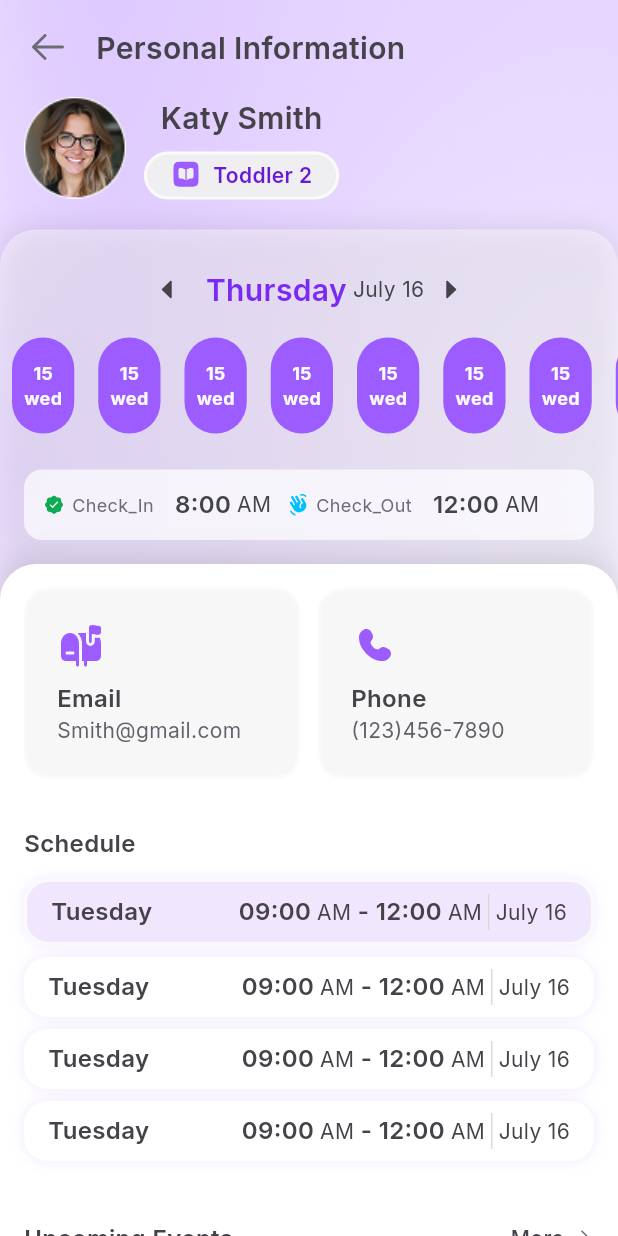
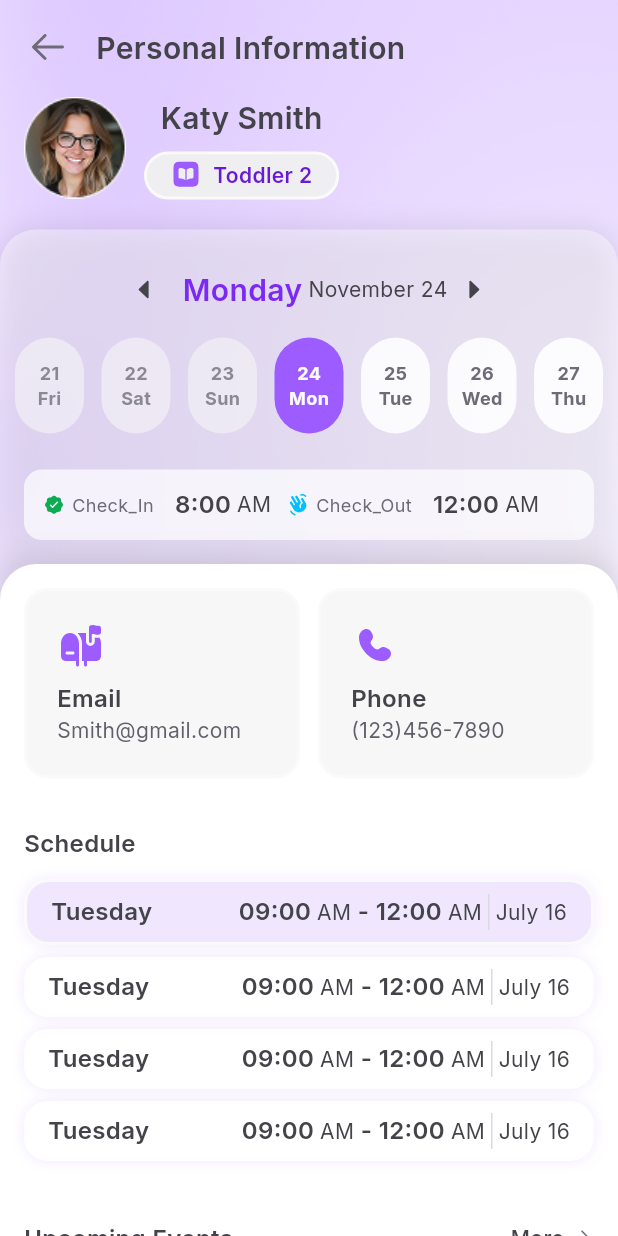
Before and after one commit to farhadrezvani7/teacher_app, a Flutter app: the screen it shows after launch, after a tap on an icon or button, on a phone screen of 412 x 824 dp. Run offline on Flutter 3.47's test engine with Material 3 defaults, Android fonts, the light colour scheme and no system bars; our stand-ins replace flutter_svg, google_fonts, image_picker, vector_graphics.

Commit message:
feat: Create DayStripWidget page

```diff
--- a/lib/features/personal_information/personal_information_screen.dart
+++ b/lib/features/personal_information/personal_information_screen.dart
@@ -1,6 +1,7 @@
 import 'package:flutter/material.dart';
 import 'package:teacher_app/features/home/widgets/background_widget.dart';
 import 'package:teacher_app/features/home/widgets/upcoming_events_header_widget.dart';
+import 'package:teacher_app/features/personal_information/widgets/day_strip_widget.dart';
 import 'package:teacher_app/gen/assets.gen.dart';
 
 class PersonalInformationScreen extends StatelessWidget {
@@ -95,85 +96,7 @@ class PersonalInformationScreen extends StatelessWidget {
                     ),
                     child: Column(
                       children: [
-                        SizedBox(height: 16),
-                        Padding(
-                          padding: const EdgeInsets.symmetric(vertical: 6),
-                          child: Row(
-                            mainAxisAlignment: .center,
-                            children: [
-                              Container(
-                                padding: EdgeInsets.all(8),
-                                alignment: .center,
-                                child: Assets.images.altArrowLeft.svg(),
-                              ),
-                              SizedBox(width: 8),
-                              Text(
-                                'Thursday',
-                                style: TextStyle(
-                                  color: Color(0xff7B2AF3),
-                                  fontSize: 20,
-                                  fontWeight: FontWeight.w600,
-                                ),
-                              ),
-                              SizedBox(width: 4),
-                              Text(
-                                'July 16',
-                                style: TextStyle(
-                                  color: Color(0xff444349),
-                                  fontSize: 14,
-                                  fontWeight: .w400,
-                                ),
-                              ),
-                              Container(
-                                padding: EdgeInsets.all(8),
-                                alignment: .center,
-                                child: Assets.images.altArrowRight.svg(),
-                              ),
-                            ],
-                          ),
-                        ),
-                        SizedBox(
-                          height: 80,
-                          child: ListView.builder(
-                            itemCount: 10,
-                            shrinkWrap: true,
-                            scrollDirection: .horizontal,
-                            itemBuilder: (context, index) {
-                              return Container(
-                                decoration: BoxDecoration(
-                                  color: Color(0xff9C5CFF),
-                                  borderRadius: BorderRadius.circular(9999),
-                                ),
-                                padding: EdgeInsets.symmetric(horizontal: 8),
-                                margin: EdgeInsets.symmetric(
-                                  horizontal: 8,
-                                  vertical: 8,
-                                ),
-                                child: Column(
-                                  mainAxisAlignment: .center,
-                                  children: [
-                                    Text(
-                                      '15',
-                                      style: TextStyle(
-                                        color: Color(0xffFAFAFA),
-                                        fontSize: 12,
-                                        fontWeight: .w700,
-                                      ),
-                                    ),
-                                    Text(
-                                      'wed',
-                                      style: TextStyle(
-                                        color: Color(0xffFAFAFA),
-                                        fontSize: 12,
-                                        fontWeight: .w700,
-                                      ),
-                                    ),
-                                  ],
-                                ),
-                              );
-                            },
-                          ),
-                        ),
+                        DayStripWidget(),
                         Container(
                           decoration: BoxDecoration(
                             color: Color(0xffFFFFFF).withValues(alpha: .7),
--- /dev/null
+++ b/lib/features/personal_information/widgets/day_strip_widget.dart
@@ -0,0 +1,252 @@
+import 'package:flutter/material.dart';
+import 'package:teacher_app/gen/assets.gen.dart';
+
+class DayStripWidget extends StatefulWidget {
+  const DayStripWidget({super.key});
+
+  @override
+  State<DayStripWidget> createState() => _DayStripWidgetState();
+}
+
+class _DayStripWidgetState extends State<DayStripWidget> {
+  late DateTime selectedDate;
+  late List<DateTime> dateList;
+
+  final PageController controller = PageController(viewportFraction: 0.14);
+
+  // لیست ثابت از تاریخ‌ها
+  final List<DateTime> allDates = [
+    DateTime(2025, 11, 20),
+    DateTime(2025, 11, 21),
+    DateTime(2025, 11, 22),
+    DateTime(2025, 11, 23),
+    DateTime(2025, 11, 24),
+    DateTime(2025, 11, 25),
+    DateTime(2025, 11, 26),
+    DateTime(2025, 11, 27),
+    DateTime(2025, 11, 28),
+    DateTime(2025, 11, 29),
+    DateTime(2025, 11, 30),
+  ];
+
+  @override
+  void initState() {
+    super.initState();
+    selectedDate = DateTime.now();
+    _generateDates(initial: true);
+  }
+
+  void _generateDates({bool initial = false}) {
+    int selectedIndex = allDates.indexWhere((d) => isSame(d, selectedDate));
+
+    if (selectedIndex == -1) {
+      // اگر تاریخ انتخابی در لیست نیست، از اولین تاریخ استفاده شود
+      selectedIndex = 0;
+      selectedDate = allDates[0];
+    }
+
+    if (initial) {
+      // بار اول: 5 روز قبل و بعد (در صورت وجود)
+      int start = (selectedIndex - 5).clamp(0, allDates.length - 1);
+      int end = (selectedIndex + 5).clamp(0, allDates.length - 1);
+      dateList = allDates.sublist(start, end + 1);
+
+      WidgetsBinding.instance.addPostFrameCallback((_) {
+        controller.jumpToPage(selectedIndex - start);
+      });
+    } else {
+      // بعد از آن: کل لیست ثابت باقی بماند
+      dateList = allDates;
+      WidgetsBinding.instance.addPostFrameCallback((_) {
+        controller.jumpToPage(selectedIndex);
+      });
+    }
+  }
+
+  void _onPageChanged(int page) {
+    DateTime newSelected = dateList[page];
+    if (!isSame(newSelected, selectedDate)) {
+      setState(() {
+        selectedDate = newSelected;
+        _generateDates();
+      });
+    }
+  }
+
+  void goNext() {
+    int idx = allDates.indexWhere((d) => isSame(d, selectedDate));
+    if (idx < allDates.length - 1) {
+      setState(() {
+        selectedDate = allDates[idx + 1];
+        _generateDates();
+      });
+    }
+  }
+
+  void goPrev() {
+    int idx = allDates.indexWhere((d) => isSame(d, selectedDate));
+    if (idx > 0) {
+      setState(() {
+        selectedDate = allDates[idx - 1];
+        _generateDates();
+      });
+    }
+  }
+
+  Color bgFor(DateTime date) {
+    if (isSame(date, selectedDate)) return const Color(0xff9C5CFF);
+    if (date.isBefore(selectedDate)) {
+      return const Color(0xffF7F7F8).withValues(alpha: 0.56);
+    }
+    return const Color(0xffFFFFFF).withValues(alpha: 0.86);
+  }
+
+  TextStyle styleFor(DateTime date) {
+    if (isSame(date, selectedDate)) {
+      return const TextStyle(
+        color: Color(0xffFAFAFA),
+        fontSize: 12,
+        fontWeight: FontWeight.w700,
+      );
+    }
+
+    if (date.isBefore(selectedDate)) {
+      return TextStyle(
+        color: const Color(0xff71717A).withValues(alpha: 0.8),
+        fontSize: 12,
+        fontWeight: FontWeight.w700,
+      );
+    }
+
+    return const TextStyle(
+      color: Color(0xff6D6B76),
+      fontSize: 12,
+      fontWeight: FontWeight.w700,
+    );
+  }
+
+  bool isSame(DateTime a, DateTime b) =>
+      a.year == b.year && a.month == b.month && a.day == b.day;
+
+  @override
+  Widget build(BuildContext context) {
+    return Column(
+      children: [
+        const SizedBox(height: 16),
+        Padding(
+          padding: const EdgeInsets.symmetric(vertical: 6),
+          child: Row(
+            mainAxisAlignment: MainAxisAlignment.center,
+            children: [
+              InkWell(
+                onTap: goPrev,
+                child: Container(
+                  padding: const EdgeInsets.all(8),
+                  child: Assets.images.altArrowLeft.svg(),
+                ),
+              ),
+              const SizedBox(width: 8),
+              Text(
+                _weekdayName(selectedDate),
+                style: const TextStyle(
+                  color: Color(0xff7B2AF3),
+                  fontSize: 20,
+                  fontWeight: FontWeight.w600,
+                ),
+              ),
+              const SizedBox(width: 4),
+              Text(
+                "${_monthName(selectedDate)} ${selectedDate.day}",
+                style: const TextStyle(
+                  color: Color(0xff444349),
+                  fontSize: 14,
+                  fontWeight: FontWeight.w400,
+                ),
+              ),
+              InkWell(
+                onTap: goNext,
+                child: Container(
+                  padding: const EdgeInsets.all(8),
+                  child: Assets.images.altArrowRight.svg(),
+                ),
+              ),
+            ],
+          ),
+        ),
+        SizedBox(
+          height: 80,
+          child: PageView.builder(
+            controller: controller,
+            scrollDirection: Axis.horizontal,
+            itemCount: dateList.length,
+            onPageChanged: _onPageChanged,
+            itemBuilder: (context, index) {
+              DateTime dt = dateList[index];
+              return Center(
+                child: Container(
+                  width: 46,
+                  height: 64,
+                  decoration: BoxDecoration(
+                    color: bgFor(dt),
+                    borderRadius: BorderRadius.circular(9999),
+                  ),
+                  child: InkWell(
+                    onTap: () {
+                      setState(() {
+                        selectedDate = dt;
+                        _generateDates();
+                      });
+                    },
+                    child: Column(
+                      mainAxisAlignment: MainAxisAlignment.center,
+                      children: [
+                        Text("${dt.day}", style: styleFor(dt)),
+                        Text(_weekdayShort(dt), style: styleFor(dt)),
+                      ],
+                    ),
+                  ),
+                ),
+              );
+            },
+          ),
+        ),
+      ],
+    );
+  }
+
+  String _weekdayName(DateTime dt) {
+    const names = [
+      "Monday",
+      "Tuesday",
+      "Wednesday",
+      "Thursday",
+      "Friday",
+      "Saturday",
+      "Sunday",
+    ];
+    return names[dt.weekday - 1];
+  }
+
+  String _weekdayShort(DateTime dt) {
+    const names = ["Mon", "Tue", "Wed", "Thu", "Fri", "Sat", "Sun"];
+    return names[dt.weekday - 1];
+  }
+
+  String _monthName(DateTime dt) {
+    const months = [
+      "January",
+      "February",
+      "March",
+      "April",
+      "May",
+      "June",
+      "July",
+      "August",
+      "September",
+      "October",
+      "November",
+      "December",
+    ];
+    return months[dt.month - 1];
+  }
+}
```
